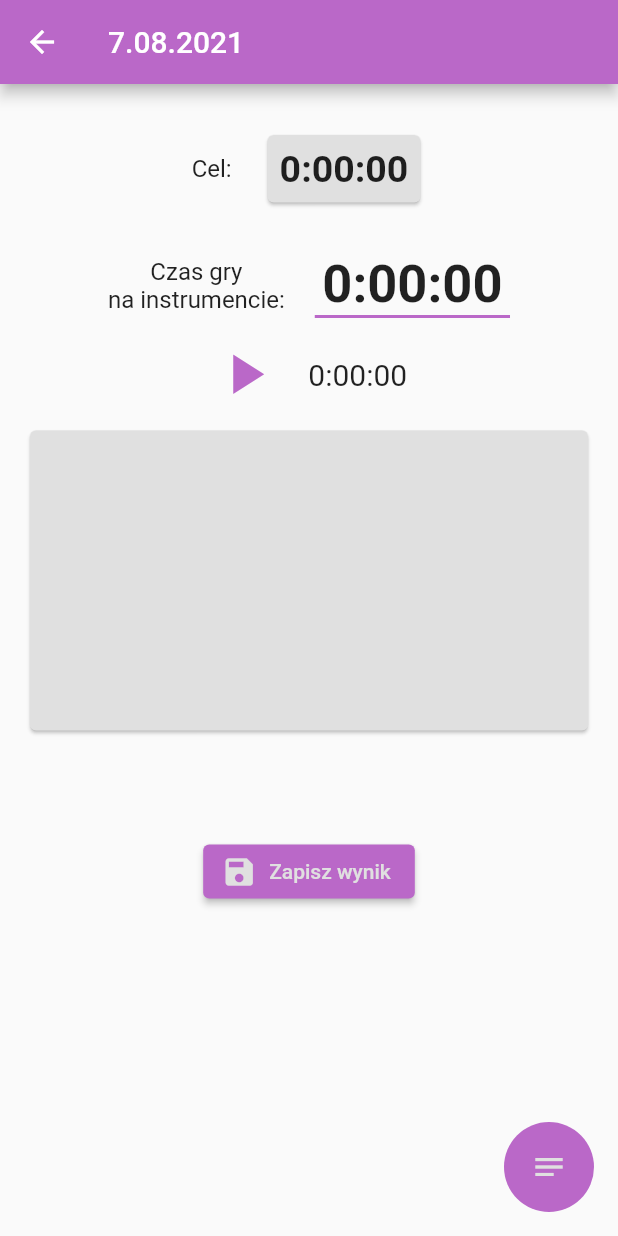
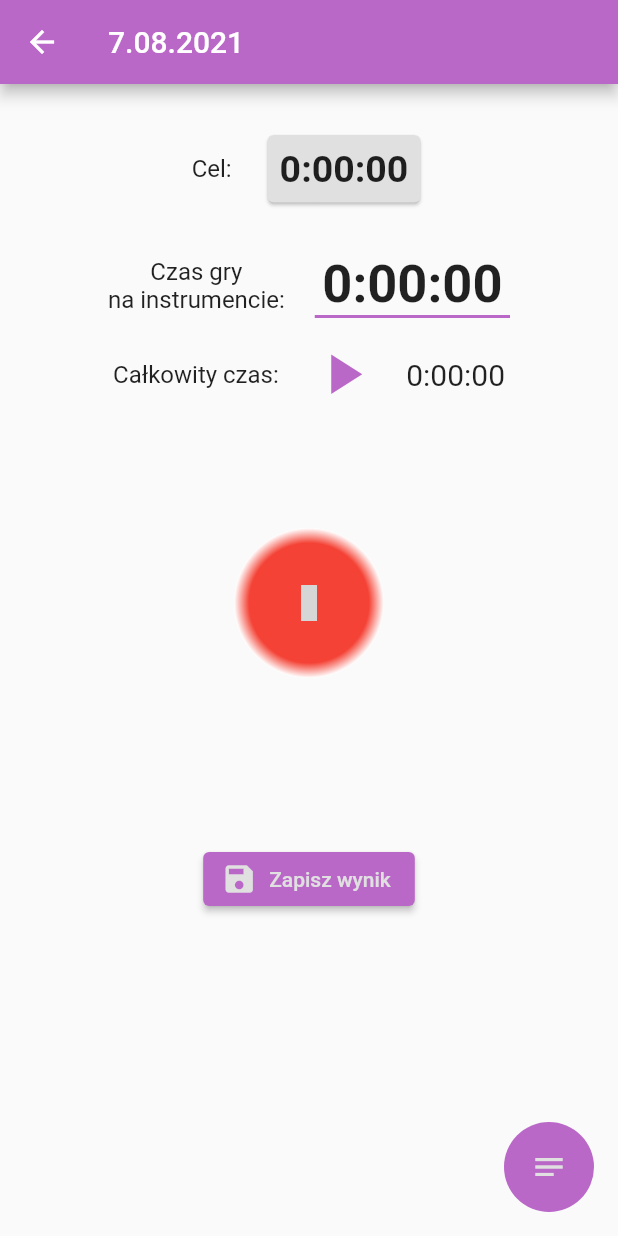
Before and after one commit to Michal-Szkoda-91/music_callendar, a Flutter app: the MusicEventAddingScreen screen opened directly with empty values, on a phone screen of 412 x 824 dp. Run offline on Flutter 3.47's test engine with Material 2 defaults, Android fonts, the phone set to English and light mode, and no system bars; our stand-ins replace community_material_icon, sqflite, table_calendar, wakelock; missing offline and left inert: record; accounts and stored records are empty; statements that could not run were skipped; grey boxes are pictures that could not be loaded.

Commit message:
utworzono equalizer

```diff
--- a/lib/models/music_day_event.dart
+++ b/lib/models/music_day_event.dart
@@ -19,6 +19,7 @@ class MusicEvent {
   Map<String, dynamic> toDatabaseJson() => {
         'id': this.id,
         'playTime': this.playTime,
+        'generalTime': this.generalTime,
         'targetTime': this.targetTime,
         'note': this.note,
       };
--- a/lib/screens/music_event_adding_screen.dart
+++ b/lib/screens/music_event_adding_screen.dart
@@ -71,9 +71,6 @@ class _MusicEventAddingScreenState extends State<MusicEventAddingScreen> {
                   playTime: widget.musicEvent.playTime,
                   generalTime: widget.musicEvent.generalTime,
                 ),
-                SizedBox(
-                  height: 40,
-                ),
                 SaveButton(function: _saveResult),
                 widget.musicEvent.id == ''
                     ? Center()
@@ -132,7 +129,6 @@ class _MusicEventAddingScreenState extends State<MusicEventAddingScreen> {
                 TextButton(
                   onPressed: () {
                     Wakelock.disable();
-
                     Navigator.of(context).pop();
                     Navigator.of(ctx).pop();
                   },
--- a/lib/widgets/play_time_row.dart
+++ b/lib/widgets/play_time_row.dart
@@ -5,6 +5,7 @@
 // import '../models/music_day_provider.dart';
 import 'dart:async';
 
+import 'package:community_material_icon/community_material_icon.dart';
 import 'package:flutter/material.dart';
 import 'package:music_callendar/models/music_day_provider.dart';
 import 'package:provider/provider.dart';
@@ -27,6 +28,9 @@ class _PlayTimeRowState extends State<PlayTimeRow> {
   bool _isListen = false;
   final _audioRecorder = Record();
   Amplitude? _amplitude;
+  double _equalizeSize = 100;
+
+  Timer? _ampTimer;
 
   @override
   void initState() {
@@ -39,6 +43,7 @@ class _PlayTimeRowState extends State<PlayTimeRow> {
   @override
   void dispose() {
     _audioRecorder.dispose();
+    _ampTimer?.cancel();
     super.dispose();
   }
 
@@ -46,6 +51,8 @@ class _PlayTimeRowState extends State<PlayTimeRow> {
   Widget build(BuildContext context) {
     Provider.of<MusicProvider>(context, listen: false)
         .setPlayTime(actualPlayTime.inSeconds);
+    Provider.of<MusicProvider>(context, listen: false)
+        .setGeneralTime(generalPlayTime.inSeconds);
     return Padding(
       padding: const EdgeInsets.only(bottom: 30),
       child: Column(
@@ -80,6 +87,12 @@ class _PlayTimeRowState extends State<PlayTimeRow> {
           Row(
             mainAxisAlignment: MainAxisAlignment.center,
             children: [
+              Text(
+                'Całkowity czas:',
+                style: _customStyleSmall(),
+                textAlign: TextAlign.center,
+              ),
+              const SizedBox(width: 20),
               !_isListen
                   ? InkWell(
                       child: Icon(Icons.play_arrow,
@@ -98,20 +111,34 @@ class _PlayTimeRowState extends State<PlayTimeRow> {
               ),
             ],
           ),
-          const SizedBox(height: 15),
-          Card(
-            margin: EdgeInsets.symmetric(horizontal: 20),
-            child: Container(
-              width: double.infinity,
-              height: 200,
+          Container(
+            width: double.infinity,
+            height: 260,
+            alignment: Alignment.center,
+            child: AnimatedContainer(
+              duration: Duration(milliseconds: 150),
+              height: _equalizeSize,
+              width: _equalizeSize,
+              decoration: BoxDecoration(
+                shape: BoxShape.circle,
+                gradient: RadialGradient(
+                  stops: [0.8, 1],
+                  colors: [
+                    Colors.red,
+                    Colors.white,
+                  ],
+                ),
+              ),
+              child: Center(
+                child: Icon(
+                  !_isListen
+                      ? CommunityMaterialIcons.music_off
+                      : CommunityMaterialIcons.music,
+                  color: Colors.white,
+                ),
+              ),
             ),
-            color: Theme.of(context).primaryColor,
           ),
-          if (_amplitude != null) ...[
-            const SizedBox(height: 40),
-            Text('Current: ${_amplitude?.current ?? 0.0}'),
-            Text('Max: ${_amplitude?.max ?? 0.0}'),
-          ],
         ],
       ),
     );
@@ -148,7 +175,7 @@ class _PlayTimeRowState extends State<PlayTimeRow> {
         generalPlayTime += Duration(seconds: 1);
       });
       Provider.of<MusicProvider>(context, listen: false)
-          .setPlayTime(generalPlayTime.inSeconds);
+          .setGeneralTime(generalPlayTime.inSeconds);
       if (_isListen) incraseGeneralTime();
     });
   }
@@ -162,7 +189,7 @@ class _PlayTimeRowState extends State<PlayTimeRow> {
           _isListen = isRecording;
         });
         incraseGeneralTime();
-        print("START_______SLUCHANIE");
+        _setApmTimer();
       }
     } catch (e) {
       print(e);
@@ -171,6 +198,22 @@ class _PlayTimeRowState extends State<PlayTimeRow> {
 
   Future<void> _stopListen() async {
     _audioRecorder.stop();
+    _ampTimer?.cancel();
     setState(() => _isListen = false);
   }
+
+  void _setApmTimer() {
+    _ampTimer?.cancel();
+    _ampTimer =
+        Timer.periodic(const Duration(milliseconds: 150), (Timer t) async {
+      _amplitude = await _audioRecorder.getAmplitude();
+      setState(() {
+        if (_amplitude!.current > -40.0 && _amplitude != null) {
+          _equalizeSize = 250 - (_amplitude!.current * -4);
+        } else {
+          _equalizeSize = 100;
+        }
+      });
+    });
+  }
 }
--- a/pubspec.yaml
+++ b/pubspec.yaml
@@ -38,6 +38,8 @@ dependencies:
   community_material_icon: ^5.9.55
   wakelock: ^0.5.3+3
   record: ^3.0.0
+  noise_meter: ^3.0.2
+
 
 
 
```
Also changed, not shown: pubspec.lock.
